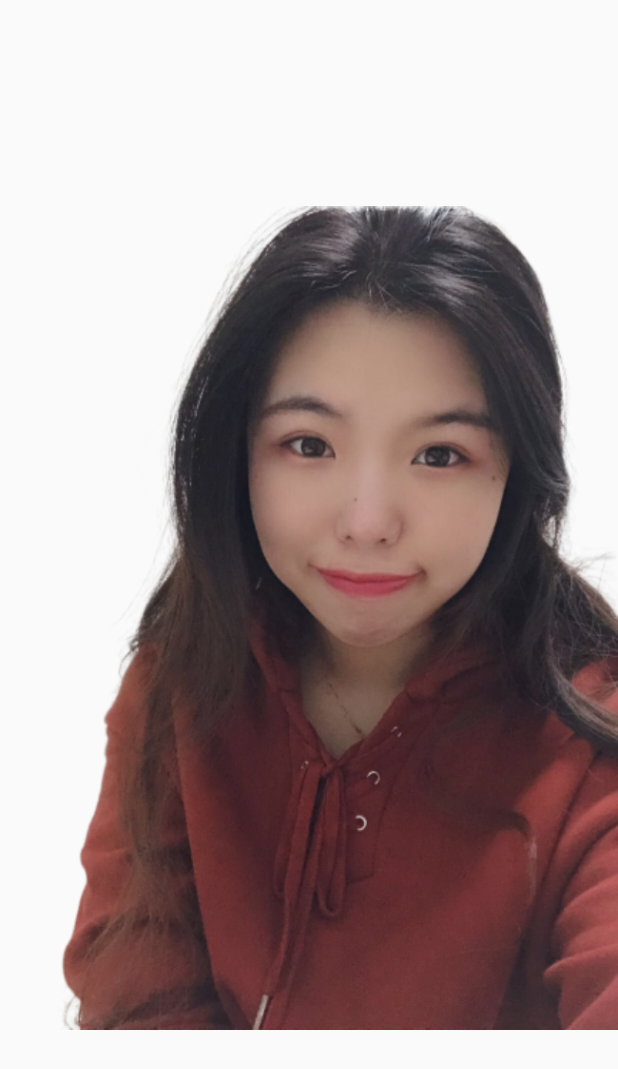
After one commit to xiaoxinshiwo/ToolKit, an Android app: the SplashActivity screen opened directly, with no data from a screen before it, on a phone screen of 412 x 824 dp. The commit adds this screen. Shown: the top 1069 px of the screen. Run offline under Robolectric (Android 15) with nearby library versions, the phone set to English and light mode, and no system bars.

Commit message:
设置启动页

```diff
--- a/app/src/main/AndroidManifest.xml
+++ b/app/src/main/AndroidManifest.xml
@@ -10,9 +10,10 @@
         android:supportsRtl="true"
         android:theme="@style/AppTheme">
         <activity android:name=".MainActivity">
+        </activity>
+        <activity android:name=".SplashActivity">
             <intent-filter>
                 <action android:name="android.intent.action.MAIN" />
-
                 <category android:name="android.intent.category.LAUNCHER" />
             </intent-filter>
         </activity>
--- /dev/null
+++ b/app/src/main/java/com/xiaoxin/toolkit/SplashActivity.java
@@ -0,0 +1,53 @@
+package com.xiaoxin.toolkit;
+
+import android.app.Activity;
+import android.content.Intent;
+import android.os.Bundle;
+import android.os.Handler;
+import android.view.Window;
+import android.view.WindowManager;
+import android.widget.ImageView;
+
+import java.util.HashMap;
+import java.util.Map;
+import java.util.Random;
+
+public class SplashActivity extends Activity{
+
+    private static int SPLASH_DISPLAY_MIRCO_SECONDS= 2000;
+
+    @Override
+    protected void onCreate(Bundle savedInstanceState) {
+        super.onCreate(savedInstanceState);
+        // 隐藏状态栏
+        getWindow().addFlags(WindowManager.LayoutParams.FLAG_FULLSCREEN);
+        //去掉标题
+        getWindow().requestFeature(Window.FEATURE_NO_TITLE);
+        setContentView(R.layout.activity_splash);
+        ImageView imageView = findViewById(R.id.imageView);
+        // 随机获取图片
+        imageView.setImageResource(getRandomImage());
+        new Handler().postDelayed(new Runnable() {
+            public void run() {
+                Intent intent = new Intent(SplashActivity.this, MainActivity.class);
+                startActivity(intent);
+                //关闭splashActivity，将其回收，否则按返回键会返回此界面
+                SplashActivity.this.finish();
+            }
+        }, SPLASH_DISPLAY_MIRCO_SECONDS);
+    }
+
+    /**
+     * 随机获取图片
+     * @return
+     */
+    private int getRandomImage(){
+        // 随机选择启动图片
+        Random random = new Random();
+        int imageIndex = random.nextInt(10) % 2;
+        Map<Integer,Integer> imageMap = new HashMap<>();
+        imageMap.put(0,R.mipmap.minmin1);
+        imageMap.put(1,R.mipmap.minmin2);
+        return imageMap.get(imageIndex);
+    }
+}
--- /dev/null
+++ b/app/src/main/res/layout/activity_splash.xml
@@ -0,0 +1,15 @@
+<?xml version="1.0" encoding="utf-8"?>
+<LinearLayout xmlns:android="http://schemas.android.com/apk/res/android"
+    xmlns:app="http://schemas.android.com/apk/res-auto"
+    android:layout_width="match_parent"
+    android:layout_height="match_parent"
+    android:orientation="vertical">
+
+    <ImageView
+        android:id="@+id/imageView"
+        android:layout_width="match_parent"
+        android:layout_height="match_parent"
+        android:scaleType="fitCenter"
+        android:contentDescription="@string/app_name"/>
+
+</LinearLayout>
--- a/app/src/main/res/values/strings.xml
+++ b/app/src/main/res/values/strings.xml
@@ -1,3 +1,3 @@
 <resources>
-    <string name="app_name">ToolKit</string>
+    <string name="app_name" translatable="false">ToolKit</string>
 </resources>
```
Also changed, not shown: app/src/main/res/mipmap-mdpi/minmin1.png (renamed from app/src/main/assets/www/minmin.png), app/src/main/res/mipmap-mdpi/minmin2.jpeg (added).
